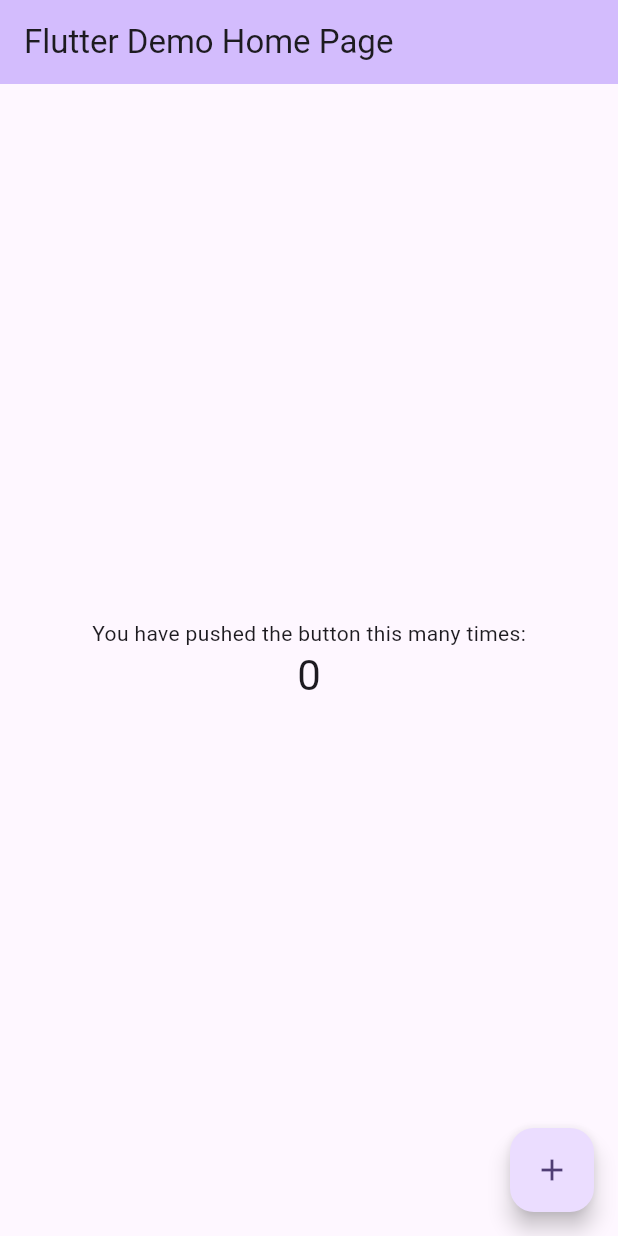
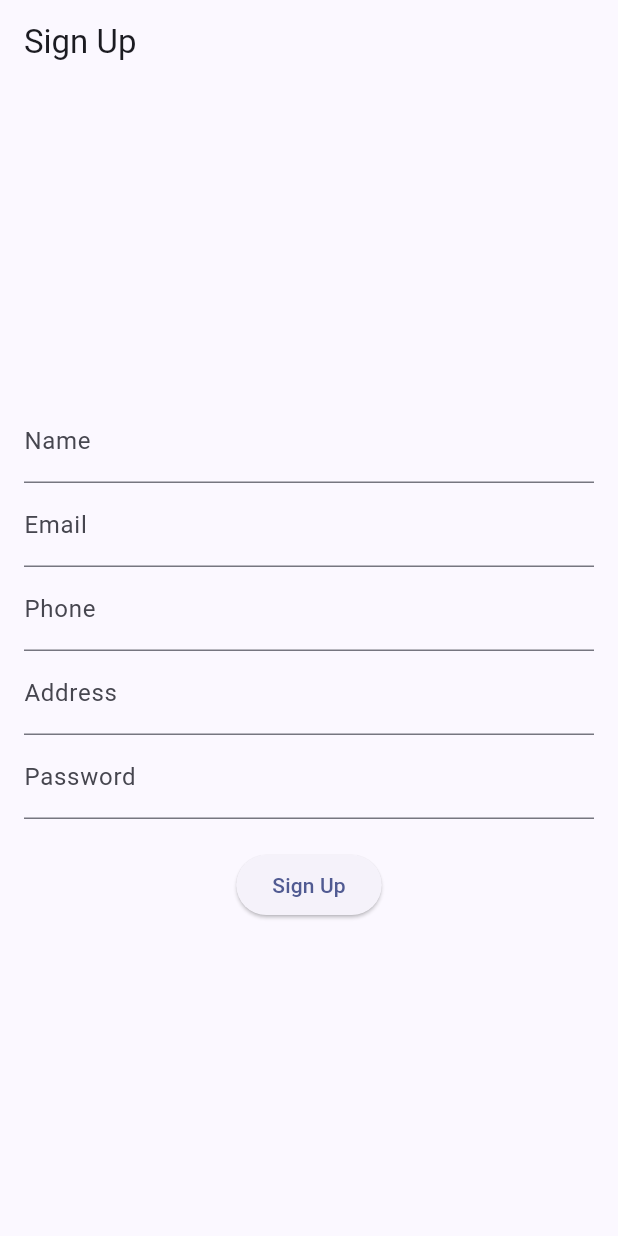
Before and after one commit to abirhasanutsho/EdTech, a Flutter app: the screen it shows after launch, on a phone screen of 412 x 824 dp. Run offline on Flutter 3.47's test engine with Material 3 defaults, Android fonts, the phone set to English and light mode, and no system bars; our stand-ins replace cloud_firestore, firebase_auth, firebase_core, flutter_riverpod, fluttertoast, google_fonts and 1 more; accounts and stored records are empty.

Commit message:
up to date

```diff
--- /dev/null
+++ b/lib/features/auth/data/models/user_models.dart
@@ -0,0 +1,13 @@
+class UserModel {
+  final String name;
+  final String email;
+  final String phone;
+  final String address;
+
+  UserModel({
+    required this.name,
+    required this.email,
+    required this.phone,
+    required this.address,
+  });
+}
--- /dev/null
+++ b/lib/features/auth/domain/provider/auth_provider.dart
@@ -0,0 +1,13 @@
+import 'package:flutter_riverpod/flutter_riverpod.dart';
+
+import '../controller/auth_controller.dart';
+import '../repositories/repositories.dart';
+
+final authRepositoryProvider = Provider<AuthRepository>((ref) {
+  return AuthRepository(); // You can replace this with any implementation.
+});
+
+final authControllerProvider = Provider<AuthController>((ref) {
+  final authRepository = ref.watch(authRepositoryProvider);
+  return AuthController(authRepository);
+});
--- /dev/null
+++ b/lib/features/auth/domain/repositories/repositories.dart
@@ -0,0 +1,33 @@
+import 'package:cloud_firestore/cloud_firestore.dart';
+import 'package:firebase_auth/firebase_auth.dart';
+import '../../data/models/user_models.dart';
+
+class AuthRepository {
+  final FirebaseAuth _auth = FirebaseAuth.instance;
+  final FirebaseFirestore _firestore = FirebaseFirestore.instance;
+
+  Future<void> signUp(UserModel user, String password) async {
+    try {
+      await _auth.createUserWithEmailAndPassword(
+        email: user.email,
+        password: password,
+      );
+
+      await _saveUserInfoToFirestore(user);
+    } catch (e) {
+      rethrow;
+    }
+  }
+
+  Future<void> _saveUserInfoToFirestore(UserModel user) async {
+    final userCollection = _firestore.collection('users');
+    final userDoc = userCollection.doc(_auth.currentUser!.uid);
+
+    await userDoc.set({
+      'name': user.name,
+      'email': user.email,
+      'phone': user.phone,
+      'address': user.address,
+    });
+  }
+}
--- /dev/null
+++ b/lib/features/auth/presentation/screens/sign_up_screen.dart
@@ -0,0 +1,70 @@
+import 'package:flutter/material.dart';
+import 'package:flutter_riverpod/flutter_riverpod.dart';
+
+
+import '../../data/models/user_models.dart';
+import '../../domain/provider/auth_provider.dart'; // Import your UserModel file
+
+class SignUpScreen extends ConsumerWidget {
+  final TextEditingController _nameController = TextEditingController();
+  final TextEditingController _emailController = TextEditingController();
+  final TextEditingController _phoneController = TextEditingController();
+  final TextEditingController _addressController = TextEditingController();
+  final TextEditingController _passwordController = TextEditingController();
+
+  @override
+  Widget build(BuildContext context, WidgetRef  ref) {
+    final authController = ref.watch(authControllerProvider);
+
+    return Scaffold(
+      appBar: AppBar(
+        title: Text('Sign Up'),
+      ),
+      body: Padding(
+        padding: const EdgeInsets.all(16.0),
+        child: Column(
+          mainAxisAlignment: MainAxisAlignment.center,
+          children: [
+            TextFormField(
+              controller: _nameController,
+              decoration: InputDecoration(labelText: 'Name'),
+            ),
+            TextFormField(
+              controller: _emailController,
+              decoration: InputDecoration(labelText: 'Email'),
+            ),
+            TextFormField(
+              controller: _phoneController,
+              decoration: InputDecoration(labelText: 'Phone'),
+            ),
+            TextFormField(
+              controller: _addressController,
+              decoration: InputDecoration(labelText: 'Address'),
+            ),
+            TextFormField(
+              controller: _passwordController,
+              decoration: InputDecoration(labelText: 'Password'),
+              obscureText: true,
+            ),
+            SizedBox(height: 20),
+            authController.state ? Center(child: CircularProgressIndicator(),) : ElevatedButton(
+              onPressed: () {
+                // Create a UserModel using the entered data
+                final newUser = UserModel(
+                  name: _nameController.text,
+                  email: _emailController.text,
+                  phone: _phoneController.text,
+                  address: _addressController.text,
+                );
+
+                // Call the signUp function from AuthController
+                authController.signUp(newUser, _passwordController.text, context);
+              },
+              child: Text('Sign Up'),
+            ),
+          ],
+        ),
+      ),
+    );
+  }
+}
--- a/lib/main.dart
+++ b/lib/main.dart
@@ -1,6 +1,7 @@
 import 'package:firebase_core/firebase_core.dart';
 import 'package:flutter/material.dart';
-
+import 'package:flutter_riverpod/flutter_riverpod.dart';
+import 'features/auth/presentation/screens/sign_up_screen.dart';
 import 'firebase_options.dart';
 
 void main() async {
@@ -8,125 +9,21 @@ void main() async {
   await Firebase.initializeApp(
     options: DefaultFirebaseOptions.currentPlatform,
   );
-  runApp(const MyApp());
+  runApp(const ProviderScope(child: App()));
 }
 
-class MyApp extends StatelessWidget {
-  const MyApp({super.key});
-
-  // This widget is the root of your application.
+class App extends StatelessWidget {
+  const App({super.key});
   @override
   Widget build(BuildContext context) {
     return MaterialApp(
-      title: 'Flutter Demo',
+      debugShowCheckedModeBanner: false,
+      title: 'Ed Tech',
       theme: ThemeData(
-        // This is the theme of your application.
-        //
-        // TRY THIS: Try running your application with "flutter run". You'll see
-        // the application has a purple toolbar. Then, without quitting the app,
-        // try changing the seedColor in the colorScheme below to Colors.green
-        // and then invoke "hot reload" (save your changes or press the "hot
-        // reload" button in a Flutter-supported IDE, or press "r" if you used
-        // the command line to start the app).
-        //
-        // Notice that the counter didn't reset back to zero; the application
-        // state is not lost during the reload. To reset the state, use hot
-        // restart instead.
-        //
-        // This works for code too, not just values: Most code changes can be
-        // tested with just a hot reload.
-        colorScheme: ColorScheme.fromSeed(seedColor: Colors.deepPurple),
+        colorScheme: ColorScheme.fromSeed(seedColor: Colors.indigo),
         useMaterial3: true,
       ),
-      home: const MyHomePage(title: 'Flutter Demo Home Page'),
+      home: SignUpScreen(),
     );
   }
 }
-
-class MyHomePage extends StatefulWidget {
-  const MyHomePage({super.key, required this.title});
-
-  // This widget is the home page of your application. It is stateful, meaning
-  // that it has a State object (defined below) that contains fields that affect
-  // how it looks.
-
-  // This class is the configuration for the state. It holds the values (in this
-  // case the title) provided by the parent (in this case the App widget) and
-  // used by the build method of the State. Fields in a Widget subclass are
-  // always marked "final".
-
-  final String title;
-
-  @override
-  State<MyHomePage> createState() => _MyHomePageState();
-}
-
-class _MyHomePageState extends State<MyHomePage> {
-  int _counter = 0;
-
-  void _incrementCounter() {
-    setState(() {
-      // This call to setState tells the Flutter framework that something has
-      // changed in this State, which causes it to rerun the build method below
-      // so that the display can reflect the updated values. If we changed
-      // _counter without calling setState(), then the build method would not be
-      // called again, and so nothing would appear to happen.
-      _counter++;
-    });
-  }
-
-  @override
-  Widget build(BuildContext context) {
-    // This method is rerun every time setState is called, for instance as done
-    // by the _incrementCounter method above.
-    //
-    // The Flutter framework has been optimized to make rerunning build methods
-    // fast, so that you can just rebuild anything that needs updating rather
-    // than having to individually change instances of widgets.
-    return Scaffold(
-      appBar: AppBar(
-        // TRY THIS: Try changing the color here to a specific color (to
-        // Colors.amber, perhaps?) and trigger a hot reload to see the AppBar
-        // change color while the other colors stay the same.
-        backgroundColor: Theme.of(context).colorScheme.inversePrimary,
-        // Here we take the value from the MyHomePage object that was created by
-        // the App.build method, and use it to set our appbar title.
-        title: Text(widget.title),
-      ),
-      body: Center(
-        // Center is a layout widget. It takes a single child and positions it
-        // in the middle of the parent.
-        child: Column(
-          // Column is also a layout widget. It takes a list of children and
-          // arranges them vertically. By default, it sizes itself to fit its
-          // children horizontally, and tries to be as tall as its parent.
-          //
-          // Column has various properties to control how it sizes itself and
-          // how it positions its children. Here we use mainAxisAlignment to
-          // center the children vertically; the main axis here is the vertical
-          // axis because Columns are vertical (the cross axis would be
-          // horizontal).
-          //
-          // TRY THIS: Invoke "debug painting" (choose the "Toggle Debug Paint"
-          // action in the IDE, or press "p" in the console), to see the
-          // wireframe for each widget.
-          mainAxisAlignment: MainAxisAlignment.center,
-          children: <Widget>[
-            const Text(
-              'You have pushed the button this many times:',
-            ),
-            Text(
-              '$_counter',
-              style: Theme.of(context).textTheme.headlineMedium,
-            ),
-          ],
-        ),
-      ),
-      floatingActionButton: FloatingActionButton(
-        onPressed: _incrementCounter,
-        tooltip: 'Increment',
-        child: const Icon(Icons.add),
-      ), // This trailing comma makes auto-formatting nicer for build methods.
-    );
-  }
-}
```
Also changed, not shown: lib/core/constance/utils.dart (added, +37 -0 lines), lib/features/auth/data/components/auth_component.dart (added, +100 -0 lines), lib/features/auth/domain/controller/auth_controller.dart (added, +48 -0 lines), lib/features/auth/presentation/screens/login_screen.dart (added, +10 -0 lines), pubspec.yaml (+38 -0 lines), lib/core/common/global_widget/global_widget.dart (added), lib/core/constance/constance.dart (added), lib/core/error/failure.dart (added), pubspec.lock, 7 other files.
